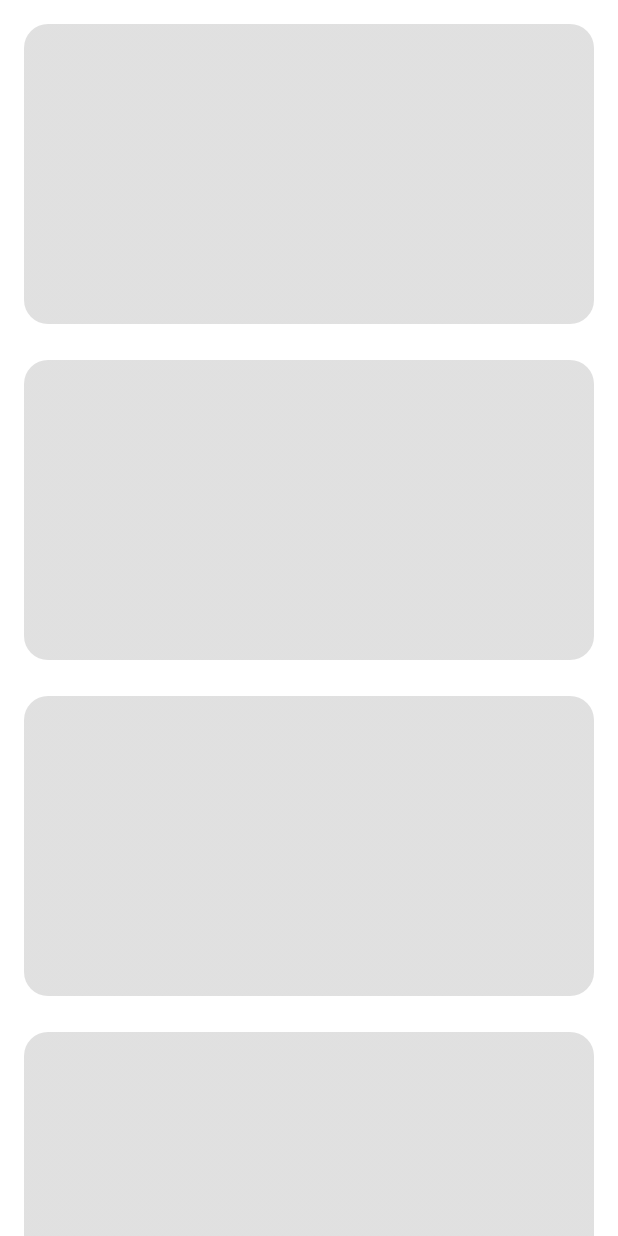
After one commit to La-Volpe/VenueFinder, an Android app built with Jetpack Compose: the composable ShimmerVenueList shown on its own in the app's theme, on a phone screen of 412 x 824 dp. The commit adds this screen. Run offline under Robolectric (Android 15) with nearby library versions, the phone set to English and light mode, and no system bars.

Commit message:
feat: Update VenuesScreen and add new components for flashing text and shimmer effect
- Updated  to use  instead of .
- Added  composable for flashing the first character of a text.
- Added  composable for displaying a shimmer effect while loading venues.
- Modified  to use  during loading state and  instead of .
- Updated  to set  before loading venues and manage loading state properly.

```diff
--- a/venues/presentation/src/main/java/de/arjmandi/venues/presentation/view/VenuesScreen.kt
+++ b/venues/presentation/src/main/java/de/arjmandi/venues/presentation/view/VenuesScreen.kt
@@ -11,7 +11,7 @@ import de.arjmandi.venues.presentation.viewmodel.VenuesViewModel
 @Composable
 fun VenuesScreen(viewModel: VenuesViewModel) {
     val uiState by viewModel.uiState.collectAsState()
-    val currentLocation by viewModel.currentLocation.collectAsState()
+    val currentLocation by viewModel.displayedLocation.collectAsState()
     val favoriteListState by viewModel.favoriteVenueIds.collectAsState()
 
     LaunchedEffect(favoriteListState) {
--- /dev/null
+++ b/venues/presentation/src/main/java/de/arjmandi/venues/presentation/view/components/ShimmerVenueList.kt
@@ -0,0 +1,76 @@
+package de.arjmandi.venues.presentation.view.components
+
+import androidx.compose.animation.core.LinearEasing
+import androidx.compose.animation.core.RepeatMode
+import androidx.compose.animation.core.animateFloat
+import androidx.compose.animation.core.infiniteRepeatable
+import androidx.compose.animation.core.rememberInfiniteTransition
+import androidx.compose.animation.core.tween
+import androidx.compose.foundation.background
+import androidx.compose.foundation.layout.Arrangement
+import androidx.compose.foundation.layout.Column
+import androidx.compose.foundation.layout.PaddingValues
+import androidx.compose.foundation.layout.fillMaxWidth
+import androidx.compose.foundation.layout.height
+import androidx.compose.foundation.layout.padding
+import androidx.compose.foundation.lazy.LazyColumn
+import androidx.compose.foundation.shape.RoundedCornerShape
+import androidx.compose.runtime.Composable
+import androidx.compose.ui.Modifier
+import androidx.compose.ui.draw.clip
+import androidx.compose.ui.geometry.Offset
+import androidx.compose.ui.graphics.Brush
+import androidx.compose.ui.graphics.Color
+import androidx.compose.ui.unit.dp
+
+@Composable
+fun ShimmerItem(modifier: Modifier = Modifier) {
+    val shimmerColors =
+        listOf(
+            Color.LightGray.copy(alpha = 0.6f),
+            Color.LightGray.copy(alpha = 0.2f),
+            Color.LightGray.copy(alpha = 0.6f),
+        )
+
+    val transition = rememberInfiniteTransition(label = "shimmer")
+    val translateAnim =
+        transition.animateFloat(
+            initialValue = 0f,
+            targetValue = 1000f,
+            animationSpec =
+                infiniteRepeatable(
+                    animation = tween(durationMillis = 1000, easing = LinearEasing),
+                    repeatMode = RepeatMode.Restart,
+                ),
+            label = "shimmerTranslate",
+        )
+
+    val brush =
+        Brush.linearGradient(
+            colors = shimmerColors,
+            start = Offset(translateAnim.value, translateAnim.value),
+            end = Offset(translateAnim.value + 200f, translateAnim.value + 200f),
+        )
+
+    Column(
+        modifier =
+            modifier
+                .fillMaxWidth()
+                .padding(8.dp)
+                .clip(RoundedCornerShape(16.dp))
+                .background(brush)
+                .height(200.dp),
+    ) {}
+}
+
+@Composable
+fun ShimmerVenueList(count: Int = 6) {
+    LazyColumn(
+        contentPadding = PaddingValues(8.dp),
+        verticalArrangement = Arrangement.spacedBy(8.dp),
+    ) {
+        items(count) {
+            ShimmerItem()
+        }
+    }
+}
--- a/venues/presentation/src/main/java/de/arjmandi/venues/presentation/viewmodel/VenuesViewModel.kt
+++ b/venues/presentation/src/main/java/de/arjmandi/venues/presentation/viewmodel/VenuesViewModel.kt
@@ -69,7 +69,6 @@ class VenuesViewModel(
         viewModelScope.launch {
             currentLocation.collectLatest { location ->
                 if (location != null) {
-                    _uiState.value = VenuesUiState.Loading
                     loadVenues(location)
                 }
             }
@@ -119,8 +118,9 @@ class VenuesViewModel(
     }
 
     private fun loadVenues(location: Location) {
-        _isLoadingNext.value = true
         viewModelScope.launch {
+            _isLoadingNext.value = true
+            _uiState.value = VenuesUiState.Loading
             try {
                 val venues = getNearbyVenues(location)
                 _uiState.value = VenuesUiState.Success(venues)
```
Also changed, not shown: venues/presentation/src/main/java/de/arjmandi/venues/presentation/view/components/FlashingFirstCharacterText.kt (added, +72 -0 lines), venues/presentation/src/main/java/de/arjmandi/venues/presentation/view/components/VenuesScreenContent.kt (+11 -8 lines).
